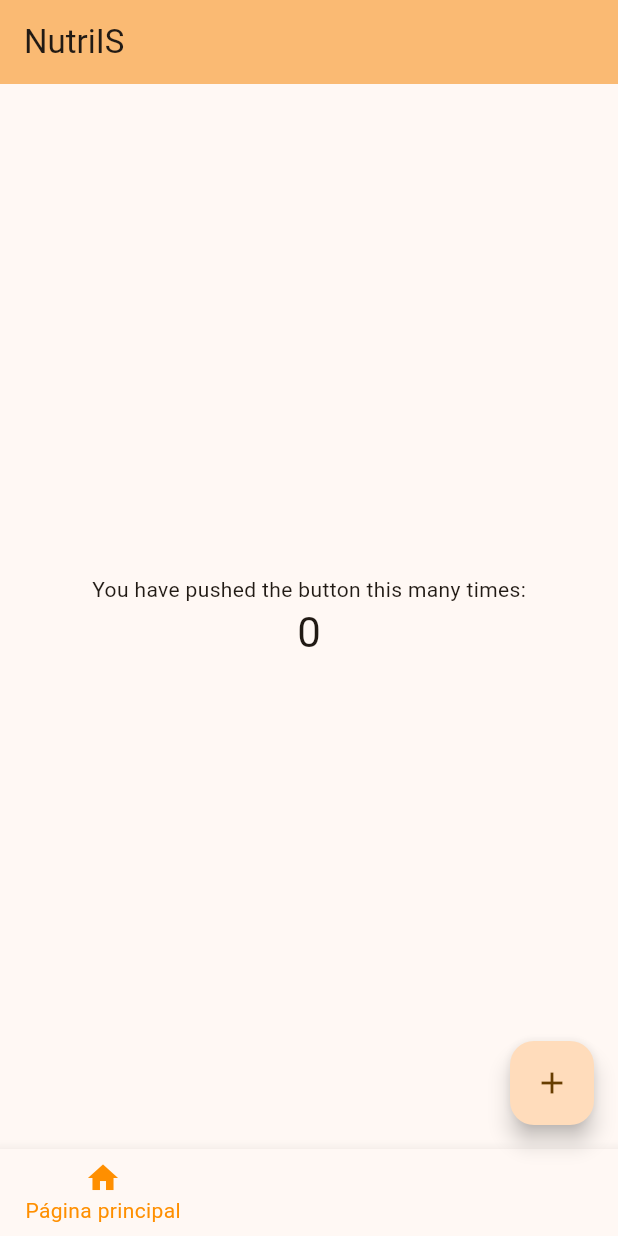
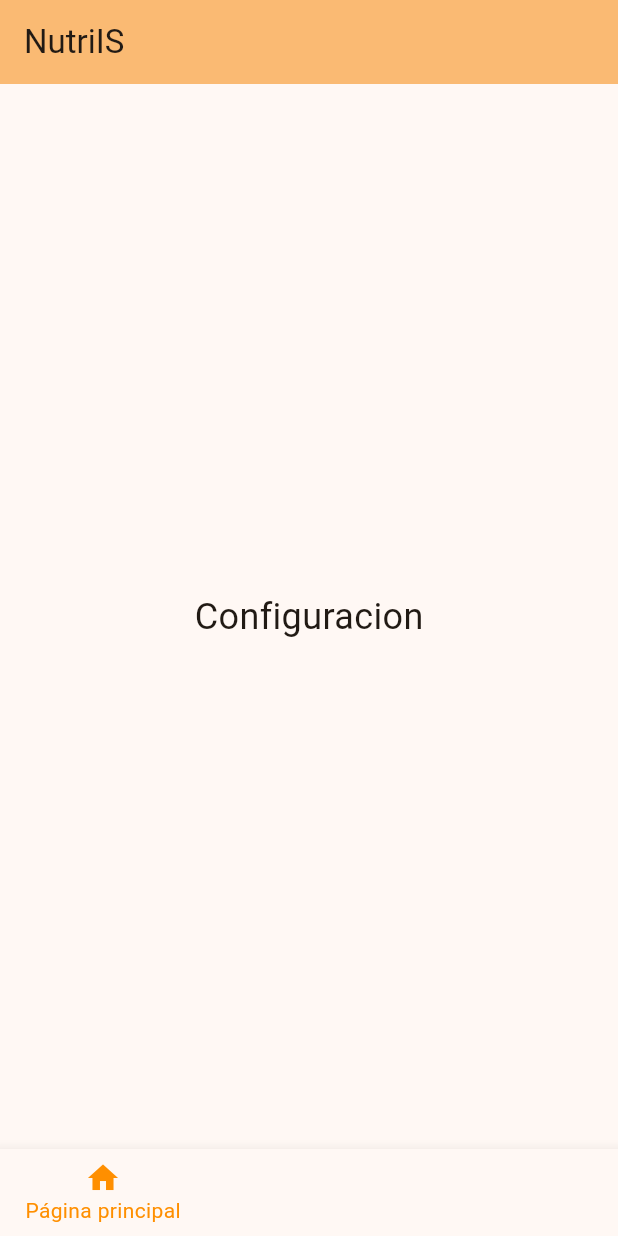
Before and after one commit to eduardotorres293/nutriis, a Flutter app: the screen it shows after launch, on a phone screen of 412 x 824 dp. Run offline on Flutter 3.47's test engine with Material 3 defaults, Android fonts, the phone set to English and light mode, and no system bars.

Commit message:
- Cambios  * Agregadas distintas paginas para cada caso de uso  * Alguien lee esto?

```diff
--- a/lib/main.dart
+++ b/lib/main.dart
@@ -1,4 +1,7 @@
 import 'package:flutter/material.dart';
+import 'pages/lists.dart';
+import 'pages/searcher.dart';
+import 'pages/settings.dart';
 
 void main() {
   runApp(const MyApp());
@@ -7,27 +10,11 @@ void main() {
 class MyApp extends StatelessWidget {
   const MyApp({super.key});
 
-  // This widget is the root of your application.
   @override
   Widget build(BuildContext context) {
     return MaterialApp(
       title: 'Flutter Demo',
       theme: ThemeData(
-        // This is the theme of your application.
-        //
-        // TRY THIS: Try running your application with "flutter run". You'll see
-        // the application has a purple toolbar. Then, without quitting the app,
-        // try changing the seedColor in the colorScheme below to Colors.green
-        // and then invoke "hot reload" (save your changes or press the "hot
-        // reload" button in a Flutter-supported IDE, or press "r" if you used
-        // the command line to start the app).
-        //
-        // Notice that the counter didn't reset back to zero; the application
-        // state is not lost during the reload. To reset the state, use hot
-        // restart instead.
-        //
-        // This works for code too, not just values: Most code changes can be
-        // tested with just a hot reload.
         colorScheme: .fromSeed(seedColor: const Color.fromARGB(255, 252, 179, 96)),
       ),
       home: const MyHomePage(title: 'NutriIS'),
@@ -38,15 +25,6 @@ class MyApp extends StatelessWidget {
 class MyHomePage extends StatefulWidget {
   const MyHomePage({super.key, required this.title});
 
-  // This widget is the home page of your application. It is stateful, meaning
-  // that it has a State object (defined below) that contains fields that affect
-  // how it looks.
-
-  // This class is the configuration for the state. It holds the values (in this
-  // case the title) provided by the parent (in this case the App widget) and
-  // used by the build method of the State. Fields in a Widget subclass are
-  // always marked "final".
-
   final String title;
 
   @override
@@ -54,27 +32,12 @@ class MyHomePage extends StatefulWidget {
 }
 
 class _MyHomePageState extends State<MyHomePage> {
-  int _counter = 0;
+  int currentIndex = 0;
 
-  void _incrementCounter() {
-    setState(() {
-      // This call to setState tells the Flutter framework that something has
-      // changed in this State, which causes it to rerun the build method below
-      // so that the display can reflect the updated values. If we changed
-      // _counter without calling setState(), then the build method would not be
-      // called again, and so nothing would appear to happen.
-      _counter++;
-    });
-  }
-  int currentIndex = 0;
-  static const TextStyle optionStyle = TextStyle(
-    fontSize: 30,
-    fontWeight: FontWeight.bold,
-  );
   static const List<Widget> _widgetOptions = <Widget>[
-    Text('Index 0: Home', style: optionStyle),
-    Text('Index 1: Business', style: optionStyle),
-    Text('Index 2: School', style: optionStyle),
+    Settings(),
+    Lists(),
+    Searcher(),
   ];
 
   void _onItemTapped(int index) {
@@ -100,38 +63,7 @@ class _MyHomePageState extends State<MyHomePage> {
         // the App.build method, and use it to set our appbar title.
         title: Text(widget.title),
       ),
-      body: Center(
-        // Center is a layout widget. It takes a single child and positions it
-        // in the middle of the parent.
-        child: Column(
-          // Column is also a layout widget. It takes a list of children and
-          // arranges them vertically. By default, it sizes itself to fit its
-          // children horizontally, and tries to be as tall as its parent.
-          //
-          // Column has various properties to control how it sizes itself and
-          // how it positions its children. Here we use mainAxisAlignment to
-          // center the children vertically; the main axis here is the vertical
-          // axis because Columns are vertical (the cross axis would be
-          // horizontal).
-          //
-          // TRY THIS: Invoke "debug painting" (choose the "Toggle Debug Paint"
-          // action in the IDE, or press "p" in the console), to see the
-          // wireframe for each widget.
-          mainAxisAlignment: .center,
-          children: [
-            const Text('You have pushed the button this many times:'),
-            Text(
-              '$_counter',
-              style: Theme.of(context).textTheme.headlineMedium,
-            ),
-          ],
-        ),
-      ),
-      floatingActionButton: FloatingActionButton(
-        onPressed: _incrementCounter,
-        tooltip: 'Increment',
-        child: const Icon(Icons.add),
-      ),
+      body: _widgetOptions.elementAt(currentIndex),
       bottomNavigationBar: BottomNavigationBar(
         items: const <BottomNavigationBarItem>[
           BottomNavigationBarItem(
--- /dev/null
+++ b/lib/pages/settings.dart
@@ -0,0 +1,12 @@
+import 'package:flutter/material.dart';
+
+class Settings extends StatelessWidget {
+  const Settings({super.key});
+
+  @override
+  Widget build(BuildContext context) {
+    return const Center(
+      child: Text('Configuracion', style: TextStyle(fontSize: 24)),
+    );
+  }
+}
```
Also changed, not shown: lib/pages/lists.dart (added, +12 -0 lines), lib/pages/mainmenu.dart (added, +12 -0 lines), lib/pages/searcher.dart (added, +12 -0 lines).
